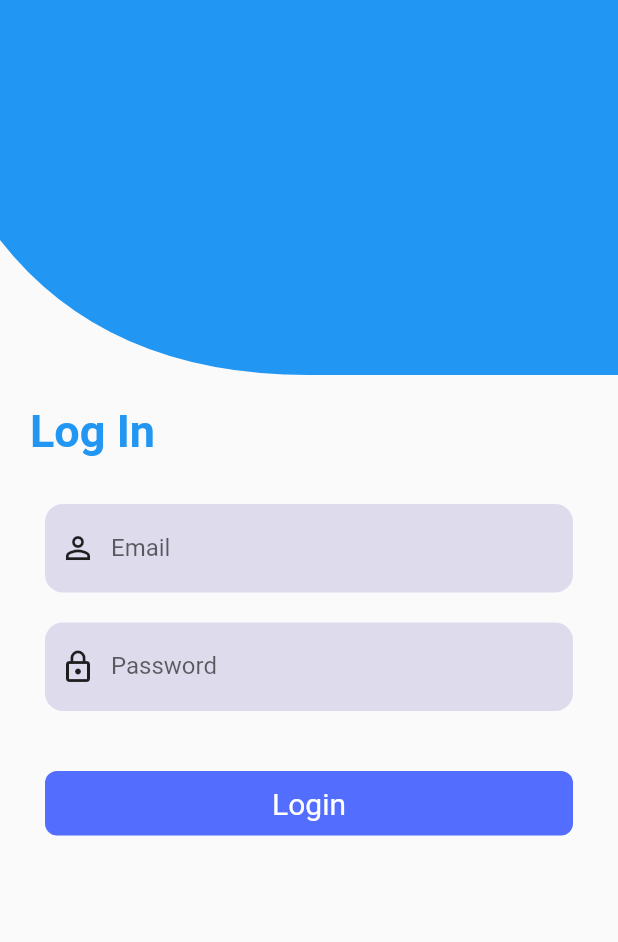
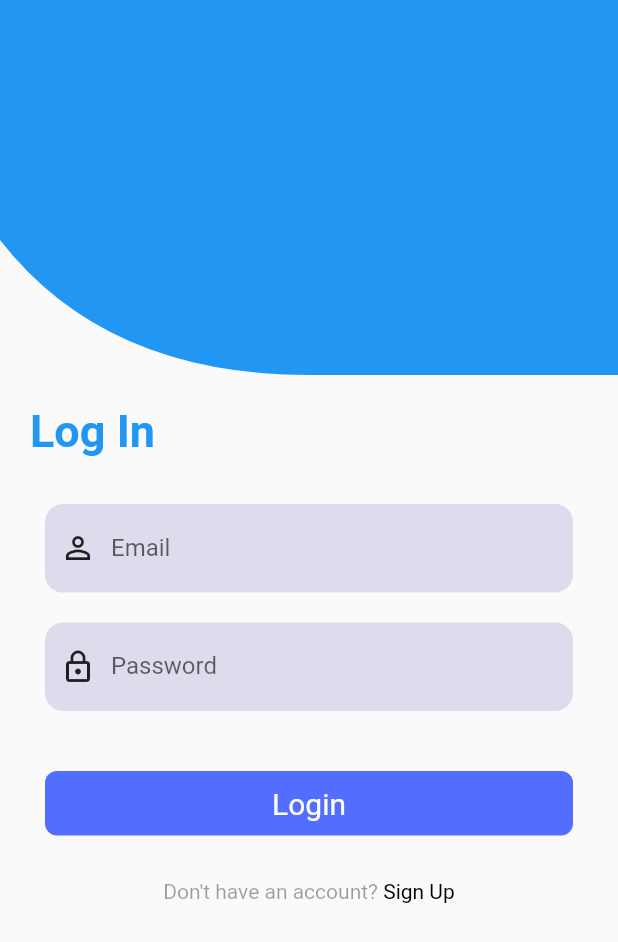
Before and after one commit to tusharhow/best-consultant, a Flutter app: the screen it shows after launch, on a phone screen of 412 x 824 dp. Shown: the top 942 px of the screen. Run offline on Flutter 3.47's test engine with Material 2 defaults, Android fonts, the phone set to English and light mode, and no system bars; our stand-ins replace firebase_auth, firebase_core, simple_animations; accounts and stored records are empty.

Commit message:
Navigation done

```diff
--- a/lib/views/auth/login.dart
+++ b/lib/views/auth/login.dart
@@ -1,4 +1,5 @@
 import 'package:best_consultant/controllers/autth_controller.dart';
+import 'package:best_consultant/views/auth/sign_up.dart';
 import 'package:flutter/material.dart';
 import 'package:simple_animations/simple_animations.dart';
 
@@ -151,20 +152,39 @@ class LoginPage extends StatelessWidget {
                             ),
                           ),
                         ),
+                        SizedBox(
+                          height: 20,
+                        ),
+                        Row(
+                          mainAxisAlignment: MainAxisAlignment.center,
+                          children: [
+                            const Text(
+                              "Don't have an account?",
+                              style: TextStyle(
+                                color: Colors.black38,
+                              ),
+                            ),
+                            GestureDetector(
+                              onTap: () {
+                                Navigator.push(
+                                  context,
+                                  MaterialPageRoute(
+                                      builder: (context) => SignUpPage()),
+                                );
+                              },
+                              child: const Text(
+                                " Sign Up",
+                                style: TextStyle(
+                                  color: Colors.black,
+                                ),
+                              ),
+                            ),
+                          ],
+                        )
                       ],
                     ),
                   ),
                 )),
-            Container(
-              margin: const EdgeInsets.only(top: 30),
-              child: const Text(
-                "SignUp if don't have account ",
-                style: TextStyle(
-                  color: Colors.black12,
-                  letterSpacing: 2,
-                ),
-              ),
-            ),
           ],
         ),
       ),
--- a/pubspec.yaml
+++ b/pubspec.yaml
@@ -33,7 +33,6 @@ dependencies:
     firebase_core: ^1.14.0
     flutter:
         sdk: flutter
-    get: ^4.6.1
     shared_preferences: ^2.0.13
     simple_animations: ^4.0.1
 
```
Also changed, not shown: lib/views/auth/sign_up.dart (+27 -8 lines), lib/views/home_page.dart (+25 -1 lines), pubspec.lock.
